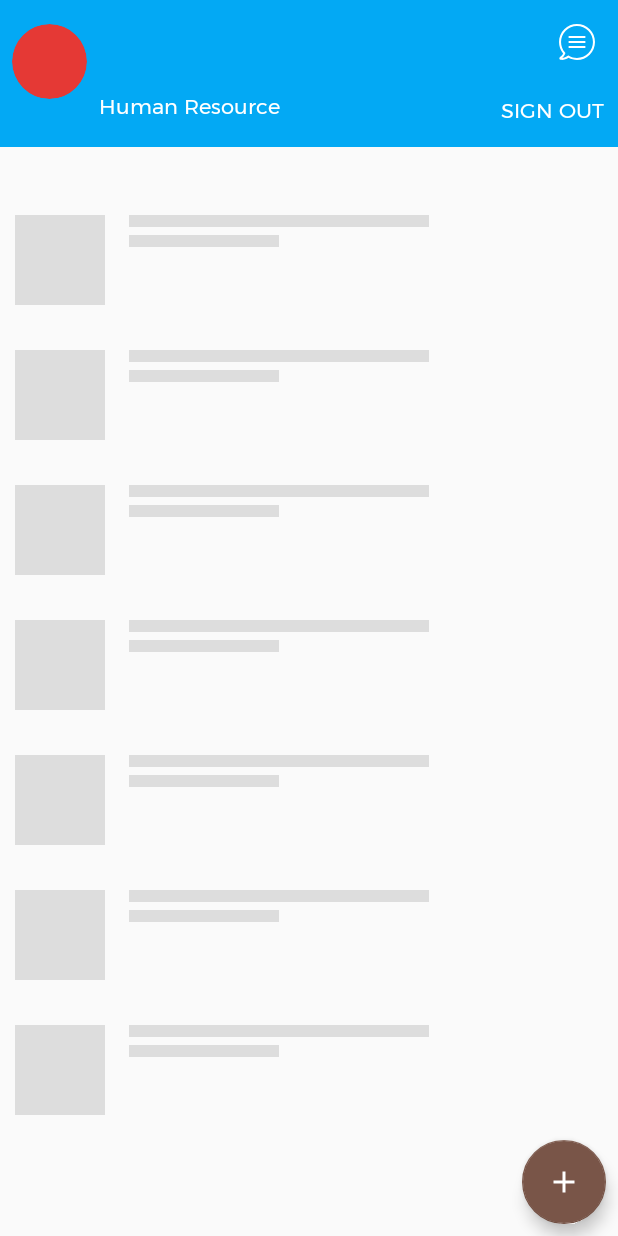
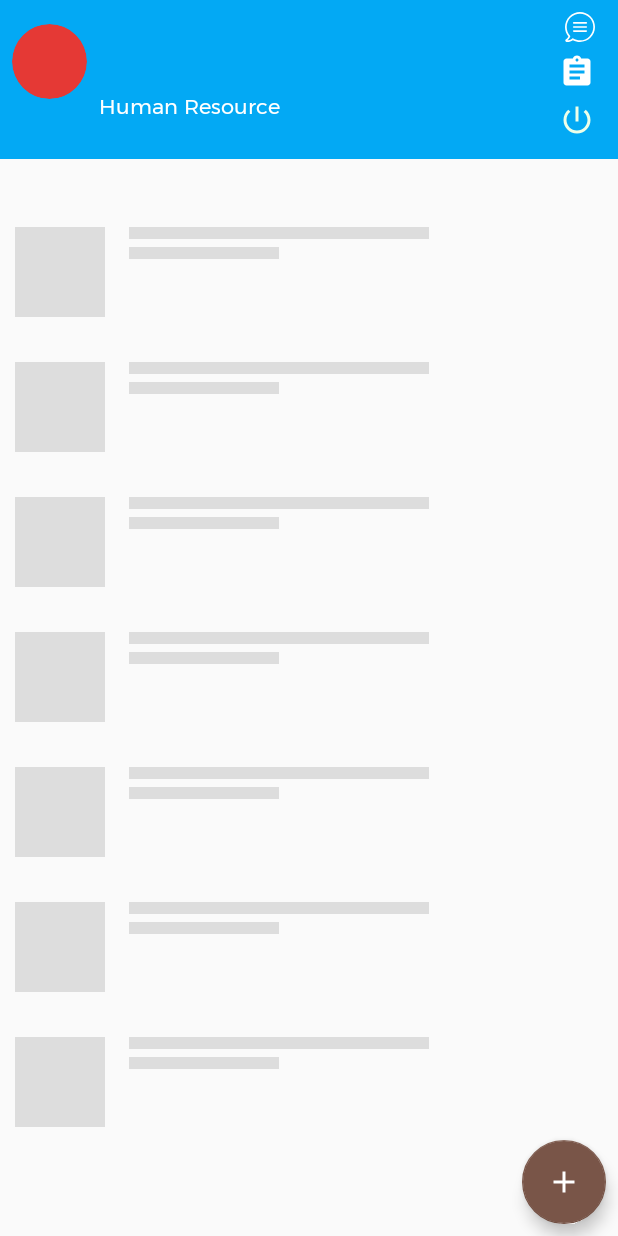
Before and after one commit to teddinsight-official/teddinsight, an Android app: the fragment HrHomeFragment shown on its own in the app's theme, on a phone screen of 412 x 824 dp. Run offline under Robolectric (Android 15) with nearby library versions, the phone set to English and light mode, and no system bars; our stand-ins replace ButterKnife, CircleImageView, Firebase (no records; nobody signed in at launch, a user with empty details on screens opened directly), Picasso, Shimmer; pictures from the network do not load; Roboto replaces fonts that are not available here; 7 statements that could not run were skipped.

Commit message:
enable admin assign task to all users

```diff
--- a/app/src/main/java/ng/com/teddinsight/teddinsight_app/activities/DCSHomeActivity.java
+++ b/app/src/main/java/ng/com/teddinsight/teddinsight_app/activities/DCSHomeActivity.java
@@ -375,7 +375,6 @@ public class DCSHomeActivity extends AppCompatActivity implements Listeners.Show
                 if (notifications != null) {
                     if (notifications.newTaskReceived && !currentFragment.equals(FRAGMENT_TASK)) {
                         notificationBadge.setVisibility(View.VISIBLE);
-                        ng.com.teddinsight.teddinsight_app.utils.ExtraUtils.playSound(getApplication());
                         Toast.makeText(DCSHomeActivity.this, "You have new tasks", Toast.LENGTH_LONG).show();
                     } else {
                         notificationBadge.setVisibility(View.INVISIBLE);
@@ -383,7 +382,6 @@ public class DCSHomeActivity extends AppCompatActivity implements Listeners.Show
                     long count = notifications.count;
                     if (count > 0 && !currentFragment.equals(FRAGMENT_CONVERSATION)) {
                         notificationBadge1.setVisibility(View.VISIBLE);
-                        ng.com.teddinsight.teddinsight_app.utils.ExtraUtils.playSound(getApplication());
                         Toast.makeText(DCSHomeActivity.this, "You have unread messages", Toast.LENGTH_LONG).show();
                     } else {
                         notificationBadge1.setVisibility(View.INVISIBLE);
--- a/app/src/main/java/ng/com/teddinsight/teddinsight_app/activities/HrHomeActivity.java
+++ b/app/src/main/java/ng/com/teddinsight/teddinsight_app/activities/HrHomeActivity.java
@@ -17,10 +17,10 @@ import com.google.firebase.auth.FirebaseUser;
 import com.google.firebase.database.DatabaseReference;
 
 
-
 import ng.com.teddinsight.teddinsight_app.R;
 import ng.com.teddinsight.teddinsight_app.fragments.HrHomeFragment;
 import ng.com.teddinsight.teddinsight_app.fragments.StaffDetailFragment;
+import ng.com.teddinsight.teddinsight_app.fragments.TaskFragment;
 import ng.com.teddinsight.teddinsight_app.listeners.Listeners;
 import ng.com.teddinsight.teddinsightchat.fragments.ChatListFragment;
 
@@ -83,4 +83,7 @@ public class HrHomeActivity extends BaseActivity implements Listeners.HrMainCont
         onHrMainContentReplacementRequest(ChatListFragment.NewInstance(), true);
     }
 
+    public void viewTasks(View view) {
+        replaceFragmentContainerContent(TaskFragment.NewInstance(User.USER_HR), true);
+    }
 }
--- a/app/src/main/java/ng/com/teddinsight/teddinsight_app/fragments/ClientCalendarDetailFragment.java
+++ b/app/src/main/java/ng/com/teddinsight/teddinsight_app/fragments/ClientCalendarDetailFragment.java
@@ -125,8 +125,7 @@ public class ClientCalendarDetailFragment extends Fragment {
             if (clientCalendar12 != null) {
                 if (clientCalendar12.getTaskCount() < 1) {
                     showToast("Calendar has no task, can't publish", Toast.LENGTH_LONG);
-                    return;
-                }
+                } else {
                     dialogBuilder.setMessage("Calendar can only be dispatched once, make sure you have added all tasks.")
                             .setPositiveButton("Publish", (dialog, which) -> {
                                 showToast("assigning tasks in calendar, please wait", Toast.LENGTH_LONG);
@@ -134,6 +133,7 @@ public class ClientCalendarDetailFragment extends Fragment {
                                 dialog.dismiss();
                             });
                     dialogBuilder.show();
+                }
                 viewModel.finishClientCalendarDispatch();
             }
         });
--- a/app/src/main/java/ng/com/teddinsight/teddinsight_app/fragments/HrHomeFragment.java
+++ b/app/src/main/java/ng/com/teddinsight/teddinsight_app/fragments/HrHomeFragment.java
@@ -73,6 +73,8 @@ public class HrHomeFragment extends Fragment {
     ShimmerFrameLayout shimmerFrameLayout;
     @BindView(R.id.hr_root_view)
     View hrRootVIew;
+    @BindView(R.id.task_notif)
+    TextView taskNotif;
 
     private Listeners.UserItemClickListener userItemClickListener;
     private SharedPreferences preferences;
@@ -157,14 +159,18 @@ public class HrHomeFragment extends Fragment {
                 Log.e(LOG_TAG, "new notification");
                 Notifications notifications = dataSnapshot.getValue(Notifications.class);
                 if (notifications != null) {
+                    if (notifications.newTaskReceived) {
+                        taskNotif.setVisibility(View.VISIBLE);
+                        Toast.makeText(mContext, "You have new tasks", Toast.LENGTH_LONG).show();
+                    } else {
+                        taskNotif.setVisibility(View.INVISIBLE);
+                    }
                     int count = notifications.count;
                     if (count > 0) {
                         String countText = count > 99 ? "9+" : String.valueOf(count);
                         notifTextView.setText(countText);
                         notifTextView.setVisibility(View.VISIBLE);
                         Toast.makeText(mContext, "You have unread messages", Toast.LENGTH_LONG).show();
-                        if (getActivity() != null)
-                            ExtraUtils.playSound(getActivity().getApplication());
                     } else {
                         notifTextView.setVisibility(View.INVISIBLE);
                     }
--- a/app/src/main/java/ng/com/teddinsight/teddinsight_app/fragments/StaffDetailFragment.java
+++ b/app/src/main/java/ng/com/teddinsight/teddinsight_app/fragments/StaffDetailFragment.java
@@ -383,9 +383,9 @@ public class StaffDetailFragment extends Fragment implements View.OnClickListene
         taskRef.child(user.id).child(key).setValue(tasks.toMap()).addOnCompleteListener(task -> {
             if (task.isSuccessful()) {
                 showToast("Task sent");
-                notifRef.child(user.id).child("newTaskReceived").setValue(true).addOnCompleteListener(task1 -> {
-
-                });
+//                notifRef.child(user.id).child("newTaskReceived").setValue(true).addOnCompleteListener(task1 -> {
+//
+//                });
             } else
                 showToast("an error occurred while sending task, try again");
         });
--- a/app/src/main/java/ng/com/teddinsight/teddinsight_app/models/ClientCalendar.java
+++ b/app/src/main/java/ng/com/teddinsight/teddinsight_app/models/ClientCalendar.java
@@ -10,6 +10,7 @@ public class ClientCalendar {
     private String name;
     private int taskCount;
     private long dateCreated = System.currentTimeMillis();
+    private long invertedDate = -1 * dateCreated;
     private boolean needsPublishing;
     private boolean beginPublishing;
     private String clientId;
@@ -17,6 +18,7 @@ public class ClientCalendar {
     public static String getBaseTableName() {
         return "clientCalendarBaseTable";
     }
+
     public static String getTableName() {
         return "clientCalendarTable";
     }
--- a/app/src/main/java/ng/com/teddinsight/teddinsight_app/models/Tasks.java
+++ b/app/src/main/java/ng/com/teddinsight/teddinsight_app/models/Tasks.java
@@ -152,6 +152,7 @@ public class Tasks implements Parcelable {
         res.put("assignedOn", ServerValue.TIMESTAMP);
         res.put("dueDate", this.dueDate);
         res.put("status", TASK_INCOMPLETE);
+        res.put("pendingIntentId", pendingIntentId);
         return res;
     }
 
--- a/app/src/main/java/ng/com/teddinsight/teddinsight_app/receivers/ReminderReceiver.java
+++ b/app/src/main/java/ng/com/teddinsight/teddinsight_app/receivers/ReminderReceiver.java
@@ -27,6 +27,7 @@ import com.google.firebase.database.ValueEventListener;
 import androidx.annotation.NonNull;
 import androidx.core.app.NotificationCompat;
 import androidx.core.content.ContextCompat;
+
 import ng.com.teddinsight.teddinsight_app.R;
 import ng.com.teddinsight.teddinsight_app.fragments.TaskDialog;
 import ng.com.teddinsight.teddinsight_app.models.Tasks;
@@ -55,8 +56,7 @@ public class ReminderReceiver extends BroadcastReceiver {
             @Override
             public void onDataChange(@NonNull DataSnapshot dataSnapshot) {
                 Tasks tasks = dataSnapshot.getValue(Tasks.class);
-                Log.e(LOG_TAG, "task " + tasks.status);
-                if (tasks.status == Tasks.TASK_INCOMPLETE) {
+                if (tasks != null && tasks.status == Tasks.TASK_INCOMPLETE) {
                     sendReminderNotification(tasks, context);
                 } else {
                     PendingIntent pendingIntent = PendingIntent.getBroadcast(context, tasks.getPendingIntentId(), intent, PendingIntent.FLAG_UPDATE_CURRENT);
@@ -80,7 +80,7 @@ public class ReminderReceiver extends BroadcastReceiver {
         }
         Uri notificationSound = RingtoneManager.getActualDefaultRingtoneUri(context, RingtoneManager.TYPE_NOTIFICATION);
         NotificationCompat.Builder builder = new NotificationCompat.Builder(context, NOTIFICATION_TASK_CHANNEL_ID);
-        builder.setContentTitle(tasks.taskTitle.concat(" reminder"))
+        builder.setContentTitle(tasks.getTaskTitle() + " reminder")
                 .setContentText("You are yet to complete this task")
                 .setAutoCancel(true)
                 .setColor(ContextCompat.getColor(context, R.color.colorPrimary))
--- a/app/src/main/java/ng/com/teddinsight/teddinsight_app/viewmodels/ClientCalendarViewModel.java
+++ b/app/src/main/java/ng/com/teddinsight/teddinsight_app/viewmodels/ClientCalendarViewModel.java
@@ -104,7 +104,7 @@ public class ClientCalendarViewModel extends ViewModel {
             }
         };
         reference = FirebaseDatabase.getInstance().getReference().child(ClientCalendar.getBaseTableName()).child(clientId);
-        query = reference;
+        query = reference.orderByChild("invertedDate");
         _message.setValue(null);
         _clientCalendarList.setValue(new ArrayList<>());
         query.addValueEventListener(myValueEventListener);
--- a/app/src/main/java/ng/com/teddinsight/teddinsight_app/viewmodels/NewTaskViewModel.java
+++ b/app/src/main/java/ng/com/teddinsight/teddinsight_app/viewmodels/NewTaskViewModel.java
@@ -90,10 +90,10 @@ public class NewTaskViewModel extends ViewModel {
                 List<User> users = new ArrayList<>();
                 if (dataSnapshot.getChildrenCount() > 0) {
                     List<String> ignoreUsers = new ArrayList<>();
-                    ignoreUsers.add(User.USER_ADMIN);
+                    //ignoreUsers.add(User.USER_ADMIN);
                     ignoreUsers.add(User.USER_CLIENT);
                     ignoreUsers.add(User.USER_PARTNER);
-                    ignoreUsers.add(User.USER_HR);
+                    //ignoreUsers.add(User.USER_HR);
                     for (DataSnapshot snapshot : dataSnapshot.getChildren()) {
                         User u = snapshot.getValue(User.class);
                         if (!ignoreUsers.contains(u.getRole()))
--- /dev/null
+++ b/app/src/main/res/drawable/ic_task.xml
@@ -0,0 +1,5 @@
+<vector android:height="24dp" android:tint="#FFFFFF"
+    android:viewportHeight="24.0" android:viewportWidth="24.0"
+    android:width="24dp" xmlns:android="http://schemas.android.com/apk/res/android">
+    <path android:fillColor="#FF000000" android:pathData="M19,3h-4.18C14.4,1.84 13.3,1 12,1c-1.3,0 -2.4,0.84 -2.82,2L5,3c-1.1,0 -2,0.9 -2,2v14c0,1.1 0.9,2 2,2h14c1.1,0 2,-0.9 2,-2L21,5c0,-1.1 -0.9,-2 -2,-2zM12,3c0.55,0 1,0.45 1,1s-0.45,1 -1,1 -1,-0.45 -1,-1 0.45,-1 1,-1zM14,17L7,17v-2h7v2zM17,13L7,13v-2h10v2zM17,9L7,9L7,7h10v2z"/>
+</vector>
--- a/app/src/main/res/layout/fragment_hr_home.xml
+++ b/app/src/main/res/layout/fragment_hr_home.xml
@@ -1,11 +1,11 @@
 <?xml version="1.0" encoding="utf-8"?>
 <androidx.constraintlayout.widget.ConstraintLayout xmlns:android="http://schemas.android.com/apk/res/android"
     xmlns:app="http://schemas.android.com/apk/res-auto"
+    xmlns:shimmer="http://schemas.android.com/apk/res-auto"
     xmlns:tools="http://schemas.android.com/tools"
+    android:id="@+id/hr_root_view"
     android:layout_width="match_parent"
     android:layout_height="match_parent"
-    android:id="@+id/hr_root_view"
-    xmlns:shimmer="http://schemas.android.com/apk/res-auto"
     tools:context=".activities.HrHomeActivity">
 
     <FrameLayout
@@ -13,6 +13,7 @@
         android:layout_width="match_parent"
         android:layout_height="0dp"
         android:background="@drawable/header"
+        android:paddingBottom="8dp"
         app:layout_constraintBottom_toBottomOf="@id/position"
         app:layout_constraintLeft_toLeftOf="parent"
         app:layout_constraintRight_toRightOf="parent"
@@ -59,7 +60,7 @@
         android:layout_width="wrap_content"
         android:layout_height="wrap_content"
         android:fontFamily="@font/montserrat"
-        android:paddingBottom="16dp"
+        android:paddingBottom="24dp"
         android:text="@string/human_resource"
         android:textColor="@color/white"
         app:layout_constraintLeft_toLeftOf="@id/hr_name"
@@ -67,21 +68,46 @@
 
     <ImageView
         android:id="@+id/notif_icon"
+        android:layout_width="20dp"
+        android:layout_height="20dp"
+        android:layout_marginTop="8dp"
+        android:layout_marginRight="7dp"
+        android:onClick="showStaffList"
+        app:layout_constraintRight_toRightOf="@id/notif_text"
+        app:layout_constraintTop_toTopOf="parent"
+        app:srcCompat="@drawable/ic_chat" />
+
+    <ImageView
+        android:id="@+id/tasks"
         android:layout_width="wrap_content"
         android:layout_height="wrap_content"
-        android:layout_marginTop="16dp"
-        android:layout_marginRight="7dp"
-        android:foreground="?attr/selectableItemBackground"
-        android:onClick="showStaffList"
-        app:srcCompat="@drawable/ic_chat"
-        app:layout_constraintRight_toRightOf="@id/notif_text"
-        app:layout_constraintTop_toTopOf="parent" />
+        android:layout_marginTop="8dp"
+        android:onClick="viewTasks"
+        app:layout_constraintRight_toRightOf="@id/notif_icon"
+        app:layout_constraintTop_toBottomOf="@id/notif_icon"
+        app:srcCompat="@drawable/ic_task" />
+
+    <ImageView
+        android:id="@+id/sign_out"
+        android:layout_width="wrap_content"
+        android:layout_height="wrap_content"
+        android:layout_marginTop="8dp"
+        android:background="?attr/selectableItemBackground"
+        android:contentDescription="@string/sign_out"
+        android:fontFamily="@font/montserrat"
+        android:onClick="signOut"
+        android:textColor="@color/white"
+        app:layout_constraintRight_toRightOf="@id/notif_icon"
+        app:layout_constraintTop_toBottomOf="@id/tasks"
+        app:srcCompat="@drawable/ic_power_settings_new"
+        tools:layout_editor_absoluteX="242dp"
+        tools:layout_editor_absoluteY="46dp" />
 
     <TextView
         android:id="@+id/notif_text"
         android:layout_width="15dp"
         android:layout_height="15dp"
-        android:layout_marginTop="10dp"
+        android:layout_marginTop="5dp"
         android:layout_marginEnd="8dp"
         android:layout_marginRight="18dp"
         android:background="@drawable/circle_borderd"
@@ -93,6 +119,23 @@
         android:visibility="invisible"
         app:layout_constraintRight_toRightOf="parent"
         app:layout_constraintTop_toTopOf="parent" />
+
+
+    <TextView
+        android:id="@+id/task_notif"
+        android:layout_width="15dp"
+        android:layout_height="15dp"
+        android:layout_marginTop="5dp"
+        android:layout_marginEnd="8dp"
+        android:layout_marginRight="18dp"
+        android:background="@drawable/circle_borderd"
+        android:fontFamily="@font/montserrat"
+        android:gravity="center"
+        android:textColor="@color/white"
+        android:textSize="8sp"
+        android:visibility="invisible"
+        app:layout_constraintRight_toRightOf="parent"
+        app:layout_constraintTop_toTopOf="@id/tasks" />
 
     <androidx.recyclerview.widget.RecyclerView
         android:id="@+id/user_recycler_view"
@@ -113,8 +156,7 @@
         android:orientation="vertical"
         app:layout_constraintStart_toStartOf="parent"
         app:layout_constraintTop_toBottomOf="@id/header_frame"
-        app:shimmer_duration="800"
-        >
+        app:shimmer_duration="800">
 
         <!-- Adding 7 rows of placeholders -->
         <LinearLayout
@@ -145,23 +187,9 @@
         android:layout_height="wrap_content"
         android:layout_marginEnd="8dp"
         android:layout_marginBottom="8dp"
-        app:srcCompat="@drawable/ic_add_24dp"
         app:layout_constraintBottom_toBottomOf="parent"
-        app:layout_constraintRight_toRightOf="parent" />
-
-    <Button
-        android:id="@+id/sign_out"
-        android:layout_width="wrap_content"
-        android:layout_height="wrap_content"
-        android:background="?attr/selectableItemBackground"
-        android:fontFamily="@font/montserrat"
-        android:onClick="signOut"
-        android:text="@string/sign_out"
-        android:textColor="@color/white"
-        app:layout_constraintBottom_toBottomOf="@id/header_frame"
-        app:layout_constraintRight_toRightOf="@id/header_frame"
-        tools:layout_editor_absoluteX="242dp"
-        tools:layout_editor_absoluteY="46dp" />
+        app:layout_constraintRight_toRightOf="parent"
+        app:srcCompat="@drawable/ic_add_24dp" />
 
 
 </androidx.constraintlayout.widget.ConstraintLayout>
```
Also changed, not shown: app/src/main/java/ng/com/teddinsight/teddinsight_app/activities/AdminActivity.java (+17 -4 lines), app/src/main/java/ng/com/teddinsight/teddinsight_app/application/AppApplication.java (+8 -4 lines), app/src/main/java/ng/com/teddinsight/teddinsight_app/fragments/TaskDialog.java (+11 -1 lines), app/src/main/java/ng/com/teddinsight/teddinsight_app/services/MyFirebaseService.java (+36 -15 lines). Lines whose indentation alone changed are shown as unchanged.
